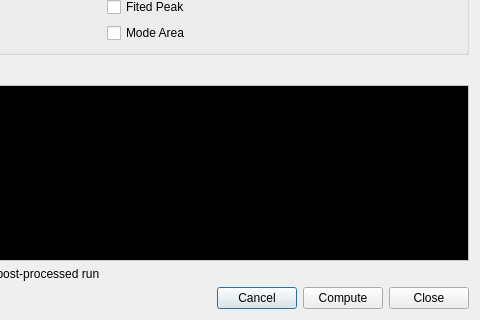
Qt form PhzQtUI/auxdir/PhzQtUI/DialogPOP.ui (astrorama/Phosphoros) before a commit; both pictures show x 273 to 753 and y 375 to 695 of the 753 by 695 pixel window.
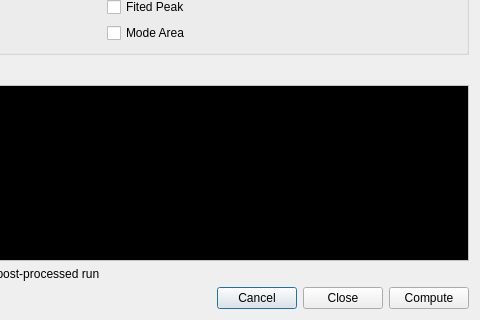
The same form after that commit.

Commit message: Fix the terminate issue in plots and post processing

```diff
--- a/PhzQtUI/auxdir/PhzQtUI/DialogPOP.ui
+++ b/PhzQtUI/auxdir/PhzQtUI/DialogPOP.ui
@@ -1197,13 +1197,6 @@
        </property>
       </widget>
      </item>
-     <item>
-      <widget class="QPushButton" name="btn_compute">
-       <property name="text">
-        <string>Compute</string>
-       </property>
-      </widget>
-     </item>
      <item>
       <widget class="QPushButton" name="btn_close">
        <property name="text">
@@ -1211,6 +1204,13 @@
        </property>
       </widget>
      </item>
+     <item>
+      <widget class="QPushButton" name="btn_compute">
+       <property name="text">
+        <string>Compute</string>
+       </property>
+      </widget>
+     </item>
     </layout>
    </item>
   </layout>
```
Left out of the diff: 54 changed lines with no effect on the pictures. The commit also changes 2 other files.
